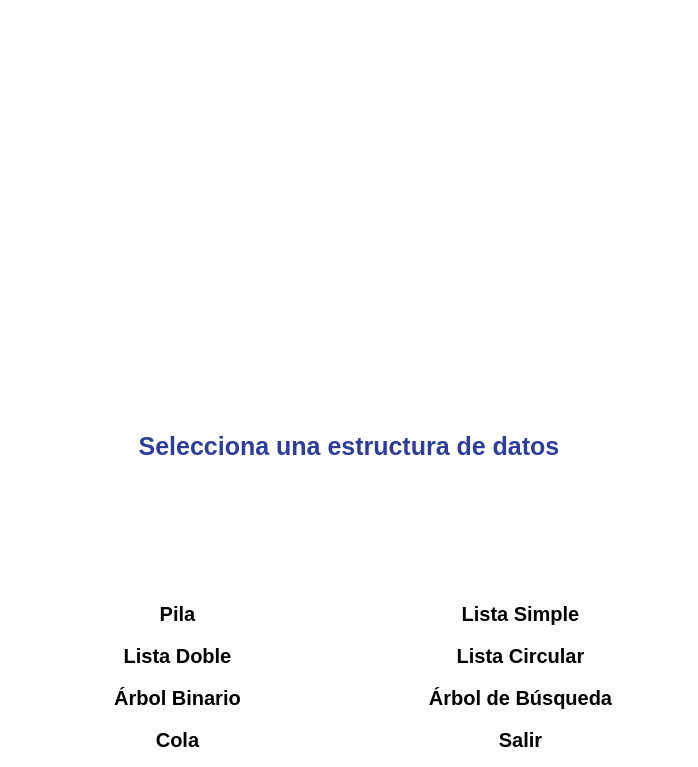
derekCmorales/Data-Structures-Visualizer, file mainwindow.ui: the form before one commit.
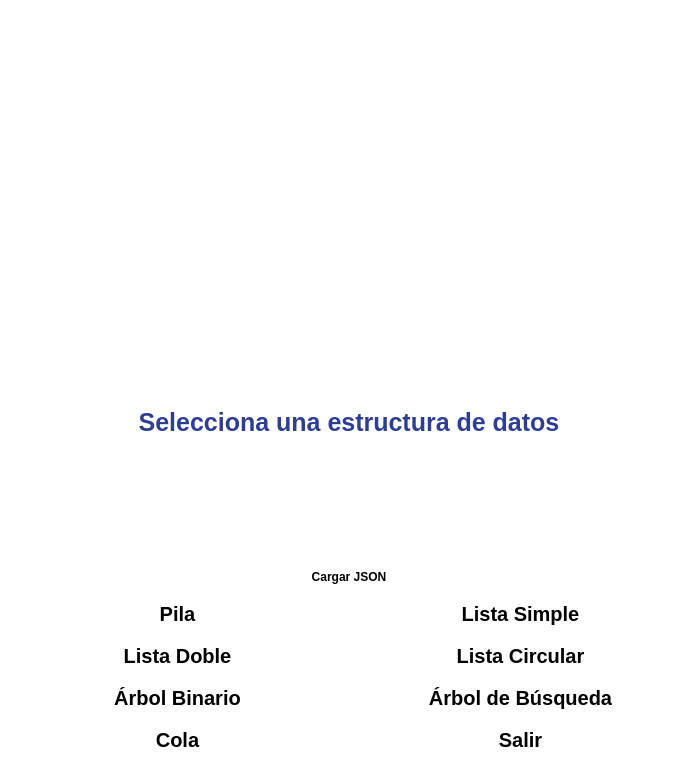
The form after the commit. Icons and pictures are not drawn.

Commit message: add JSON upload and download

```diff
--- a/mainwindow.ui
+++ b/mainwindow.ui
@@ -500,20 +500,7 @@
       </property>
      </widget>
     </item>
-    <item row="1" column="0">
-     <widget class="QLabel" name="labelTitulo">
-      <property name="styleSheet">
-       <string notr="true">font-size: 25px; font-weight: bold; color: #2e3e97</string>
-      </property>
-      <property name="text">
-       <string>Selecciona una estructura de datos</string>
-      </property>
-      <property name="alignment">
-       <set>Qt::AlignmentFlag::AlignCenter</set>
-      </property>
-     </widget>
-    </item>
-    <item row="2" column="0">
+    <item row="4" column="0">
      <layout class="QGridLayout" name="gridLayoutBotones">
       <item row="2" column="0">
        <widget class="QPushButton" name="btnArbolBinario">
@@ -709,6 +696,44 @@
       </item>
      </layout>
     </item>
+    <item row="2" column="0">
+     <widget class="QLabel" name="labelTitulo">
+      <property name="styleSheet">
+       <string notr="true">font-size: 25px; font-weight: bold; color: #2e3e97</string>
+      </property>
+      <property name="text">
+       <string>Selecciona una estructura de datos</string>
+      </property>
+      <property name="alignment">
+       <set>Qt::AlignmentFlag::AlignCenter</set>
+      </property>
+     </widget>
+    </item>
+    <item row="3" column="0">
+     <widget class="QPushButton" name="btnCargar">
+      <property name="styleSheet">
+       <string notr="true">QPushButton {
+    border: none;
+    background-image: url(:/resources/button_default.png);
+	Qproperty-icon: url(:/resources/upload.png);
+    background-color: transparent;
+	font-weight: bold;
+	font-size: 12px;
+	 border-radius: 3px; padding: 3px; margin: 3px;
+}
+QPushButton:hover {
+    background-image: url(:/resources/button_hover.png);
+}
+QPushButton:pressed {
+    background-image: url(:/resources/button_default.png);
+}
+</string>
+      </property>
+      <property name="text">
+       <string>Cargar JSON</string>
+      </property>
+     </widget>
+    </item>
    </layout>
   </widget>
  </widget>
```
Left out of the diff: 158 changed lines with no effect on the pictures. The commit also changes 16 other files.
